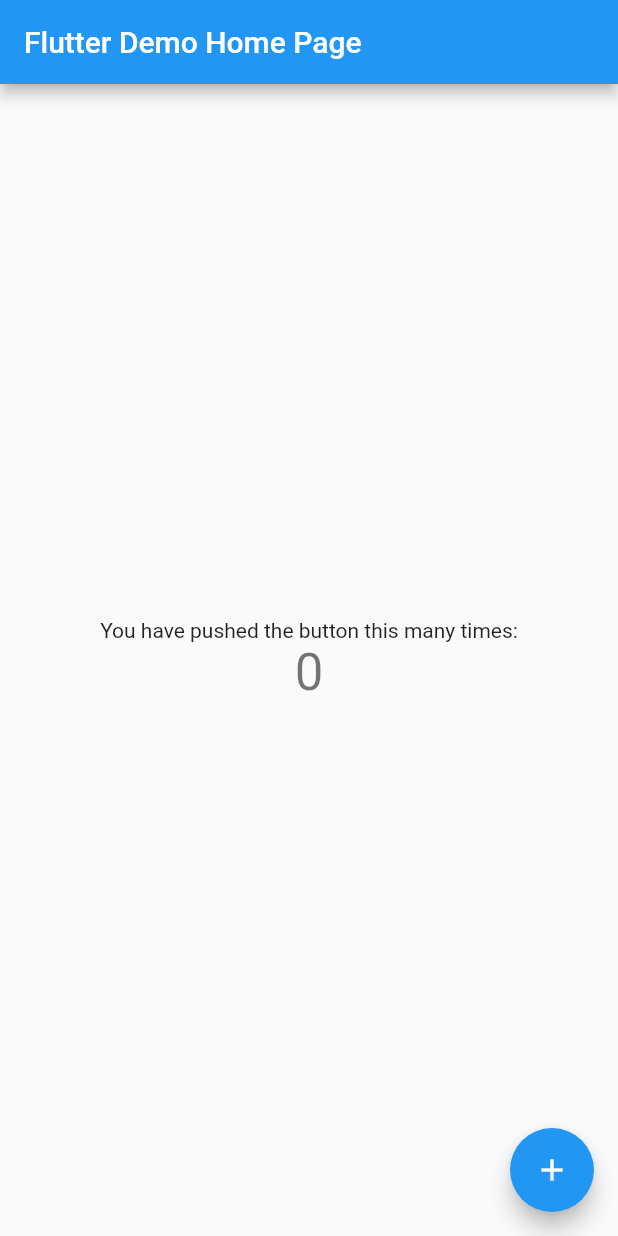
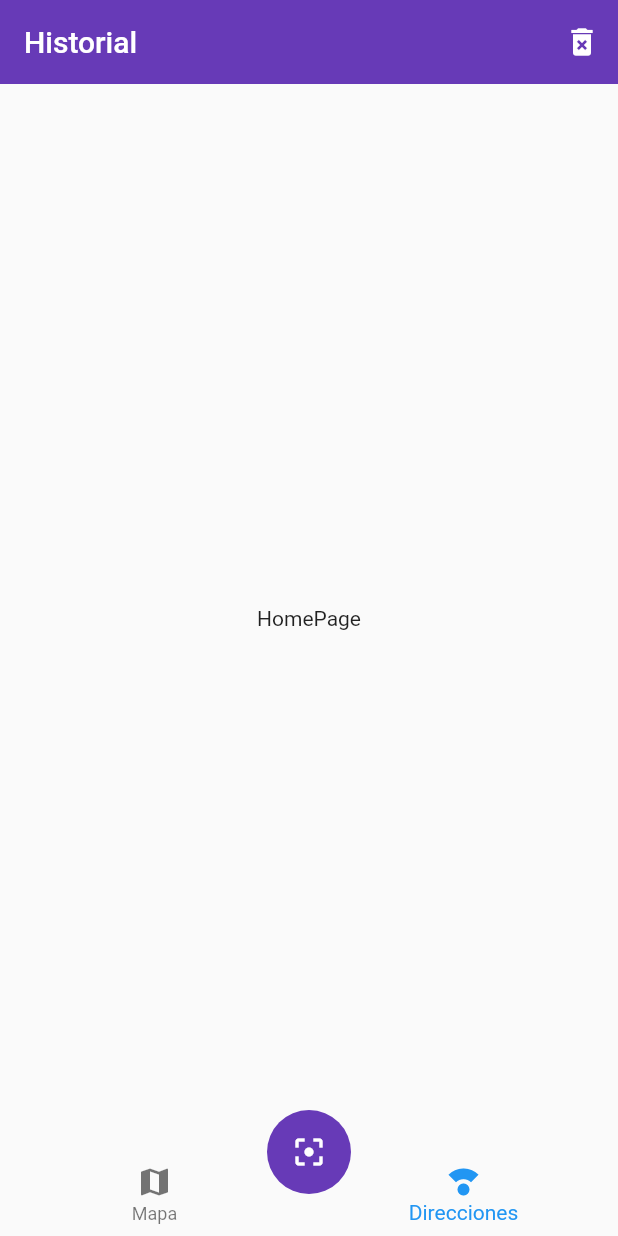
Before and after one commit to Alreinzian/QrApp, a Flutter app: the screen it shows after launch, on a phone screen of 412 x 824 dp. Run offline on Flutter 3.47's test engine with Material 2 defaults, Android fonts, the phone set to English and light mode, and no system bars.

Commit message:
Creación: MapPage - HomePage

```diff
--- a/qr_app/lib/main.dart
+++ b/qr_app/lib/main.dart
@@ -1,115 +1,26 @@
 import 'package:flutter/material.dart';
 
-void main() {
-  runApp(const MyApp());
-}
+import 'pages/pages.dart';
+
+void main() => runApp(MyApp());
 
 class MyApp extends StatelessWidget {
-  const MyApp({Key? key}) : super(key: key);
-
-  // This widget is the root of your application.
   @override
   Widget build(BuildContext context) {
     return MaterialApp(
-      title: 'Flutter Demo',
+      debugShowCheckedModeBanner: false,
+      title: 'QR Reader',
+      initialRoute: 'home',
+      routes: {
+        'home': (_) => const HomePage(),
+        'mapa': (_) => const MapPage(),
+      },
       theme: ThemeData(
-        // This is the theme of your application.
-        //
-        // Try running your application with "flutter run". You'll see the
-        // application has a blue toolbar. Then, without quitting the app, try
-        // changing the primarySwatch below to Colors.green and then invoke
-        // "hot reload" (press "r" in the console where you ran "flutter run",
-        // or simply save your changes to "hot reload" in a Flutter IDE).
-        // Notice that the counter didn't reset back to zero; the application
-        // is not restarted.
-        primarySwatch: Colors.blue,
+        primaryColor: Colors.deepPurple,
+        appBarTheme: AppBarTheme(backgroundColor: Colors.deepPurple),
+        floatingActionButtonTheme:
+            FloatingActionButtonThemeData(backgroundColor: Colors.deepPurple),
       ),
-      home: const MyHomePage(title: 'Flutter Demo Home Page'),
     );
   }
 }
-
-class MyHomePage extends StatefulWidget {
-  const MyHomePage({Key? key, required this.title}) : super(key: key);
-
-  // This widget is the home page of your application. It is stateful, meaning
-  // that it has a State object (defined below) that contains fields that affect
-  // how it looks.
-
-  // This class is the configuration for the state. It holds the values (in this
-  // case the title) provided by the parent (in this case the App widget) and
-  // used by the build method of the State. Fields in a Widget subclass are
-  // always marked "final".
-
-  final String title;
-
-  @override
-  State<MyHomePage> createState() => _MyHomePageState();
-}
-
-class _MyHomePageState extends State<MyHomePage> {
-  int _counter = 0;
-
-  void _incrementCounter() {
-    setState(() {
-      // This call to setState tells the Flutter framework that something has
-      // changed in this State, which causes it to rerun the build method below
-      // so that the display can reflect the updated values. If we changed
-      // _counter without calling setState(), then the build method would not be
-      // called again, and so nothing would appear to happen.
-      _counter++;
-    });
-  }
-
-  @override
-  Widget build(BuildContext context) {
-    // This method is rerun every time setState is called, for instance as done
-    // by the _incrementCounter method above.
-    //
-    // The Flutter framework has been optimized to make rerunning build methods
-    // fast, so that you can just rebuild anything that needs updating rather
-    // than having to individually change instances of widgets.
-    return Scaffold(
-      appBar: AppBar(
-        // Here we take the value from the MyHomePage object that was created by
-        // the App.build method, and use it to set our appbar title.
-        title: Text(widget.title),
-      ),
-      body: Center(
-        // Center is a layout widget. It takes a single child and positions it
-        // in the middle of the parent.
-        child: Column(
-          // Column is also a layout widget. It takes a list of children and
-          // arranges them vertically. By default, it sizes itself to fit its
-          // children horizontally, and tries to be as tall as its parent.
-          //
-          // Invoke "debug painting" (press "p" in the console, choose the
-          // "Toggle Debug Paint" action from the Flutter Inspector in Android
-          // Studio, or the "Toggle Debug Paint" command in Visual Studio Code)
-          // to see the wireframe for each widget.
-          //
-          // Column has various properties to control how it sizes itself and
-          // how it positions its children. Here we use mainAxisAlignment to
-          // center the children vertically; the main axis here is the vertical
-          // axis because Columns are vertical (the cross axis would be
-          // horizontal).
-          mainAxisAlignment: MainAxisAlignment.center,
-          children: <Widget>[
-            const Text(
-              'You have pushed the button this many times:',
-            ),
-            Text(
-              '$_counter',
-              style: Theme.of(context).textTheme.headline4,
-            ),
-          ],
-        ),
-      ),
-      floatingActionButton: FloatingActionButton(
-        onPressed: _incrementCounter,
-        tooltip: 'Increment',
-        child: const Icon(Icons.add),
-      ), // This trailing comma makes auto-formatting nicer for build methods.
-    );
-  }
-}
--- /dev/null
+++ b/qr_app/lib/pages/home_page.dart
@@ -0,0 +1,31 @@
+import 'package:flutter/material.dart';
+
+import '../widgets/widgets.dart';
+
+class HomePage extends StatelessWidget {
+  const HomePage({Key? key}) : super(key: key);
+
+  @override
+  Widget build(BuildContext context) {
+    return Scaffold(
+      appBar: AppBar(
+        elevation: 0,
+        title: const Text(
+          'Historial',
+        ),
+        actions: [
+          IconButton(
+            onPressed: () {},
+            icon: const Icon(Icons.delete_forever),
+          )
+        ],
+      ),
+      body: const Center(
+        child: Text('HomePage'),
+      ),
+      bottomNavigationBar: CustomNavigationBar(),
+      floatingActionButton: const ScanButtom(),
+      floatingActionButtonLocation: FloatingActionButtonLocation.centerDocked,
+    );
+  }
+}
--- /dev/null
+++ b/qr_app/lib/pages/map_page.dart
@@ -0,0 +1,14 @@
+import 'package:flutter/material.dart';
+
+class MapPage extends StatelessWidget {
+  const MapPage({Key? key}) : super(key: key);
+
+  @override
+  Widget build(BuildContext context) {
+    return const Scaffold(
+      body: Center(
+        child: Text('MapPage '),
+      ),
+    );
+  }
+}
--- /dev/null
+++ b/qr_app/lib/pages/pages.dart
@@ -0,0 +1,2 @@
+export 'package:qr_app/pages/home_page.dart';
+export 'package:qr_app/pages/map_page.dart';
--- /dev/null
+++ b/qr_app/lib/widgets/custom_navigationbar.dart
@@ -0,0 +1,16 @@
+import 'package:flutter/material.dart';
+
+class CustomNavigationBar extends StatelessWidget {
+  @override
+  Widget build(BuildContext context) {
+    return BottomNavigationBar(
+      currentIndex: 1,
+      elevation: 0,
+      items: const <BottomNavigationBarItem>[
+        BottomNavigationBarItem(icon: Icon(Icons.map), label: 'Mapa'),
+        BottomNavigationBarItem(
+            icon: Icon(Icons.compass_calibration), label: 'Direcciones'),
+      ],
+    );
+  }
+}
--- /dev/null
+++ b/qr_app/lib/widgets/scan_buttom.dart
@@ -0,0 +1,11 @@
+import 'package:flutter/material.dart';
+
+class ScanButtom extends StatelessWidget {
+  const ScanButtom({Key? key}) : super(key: key);
+
+  @override
+  Widget build(BuildContext context) {
+    return FloatingActionButton(
+        elevation: 0, child: Icon(Icons.filter_center_focus), onPressed: () {});
+  }
+}
--- /dev/null
+++ b/qr_app/lib/widgets/widgets.dart
@@ -0,0 +1,3 @@
+export 'scan_buttom.dart';
+
+export 'custom_navigationbar.dart';
```
Also changed, not shown: 1 other file.
